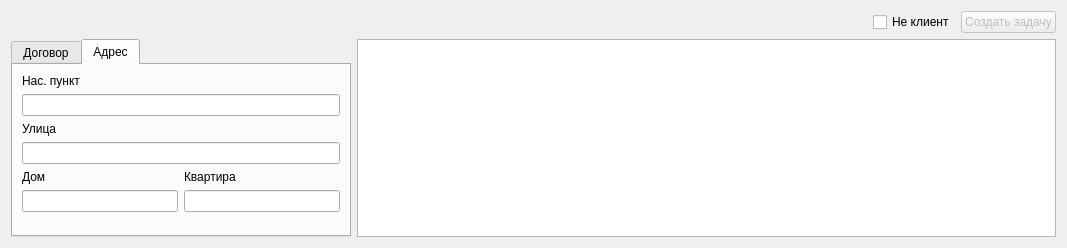
The window that TaskManager/customersearch.ui (NVZver/TaskManager) describes before a commit, drawn with Qt 5.
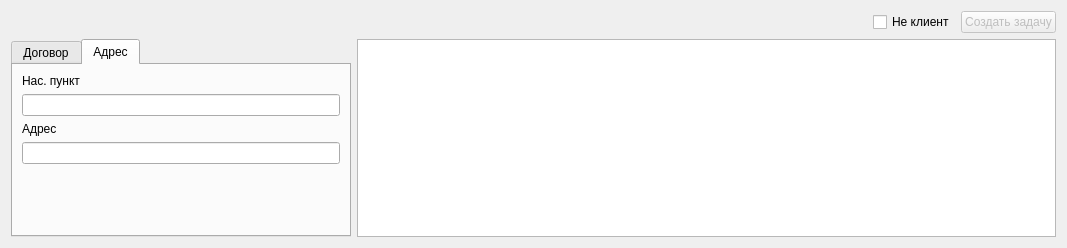
The same window after the commit. The open tabs and pages were chosen to show the change.

Commit message: Исправлены методы поиска абонента. Теперь все ОК. Удалены ненужные элементы формы customersearch.

Patch:
```diff
--- a/TaskManager/customersearch.ui
+++ b/TaskManager/customersearch.ui
@@ -144,7 +144,7 @@
            <item>
             <widget class="QLabel" name="label_2">
              <property name="text">
-              <string>Улица</string>
+              <string>Адрес</string>
              </property>
             </widget>
            </item>
@@ -153,34 +153,6 @@
            </item>
           </layout>
          </item>
-         <item>
-          <layout class="QHBoxLayout" name="horizontalLayout_5">
-           <item>
-            <widget class="QLabel" name="label_3">
-             <property name="text">
-              <string>Дом</string>
-             </property>
-            </widget>
-           </item>
-           <item>
-            <widget class="QLabel" name="label_4">
-             <property name="text">
-              <string>Квартира</string>
-             </property>
-            </widget>
-           </item>
-          </layout>
-         </item>
-         <item>
-          <layout class="QHBoxLayout" name="horizontalLayout_4">
-           <item>
-            <widget class="QLineEdit" name="lntHouse"/>
-           </item>
-           <item>
-            <widget class="QLineEdit" name="lntApartment"/>
-           </item>
-          </layout>
-         </item>
          <item>
           <spacer name="verticalSpacer_2">
            <property name="orientation">
```
Left out of the diff: 4 changed lines with no effect on the pictures. The commit also changes 7 other files.
